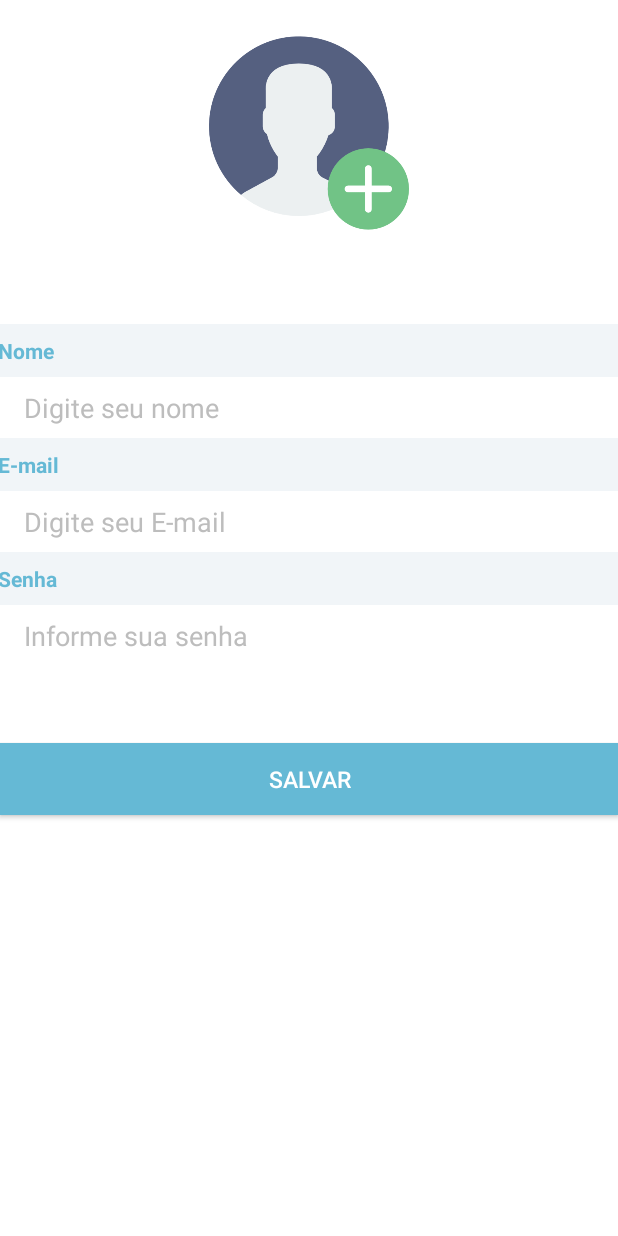
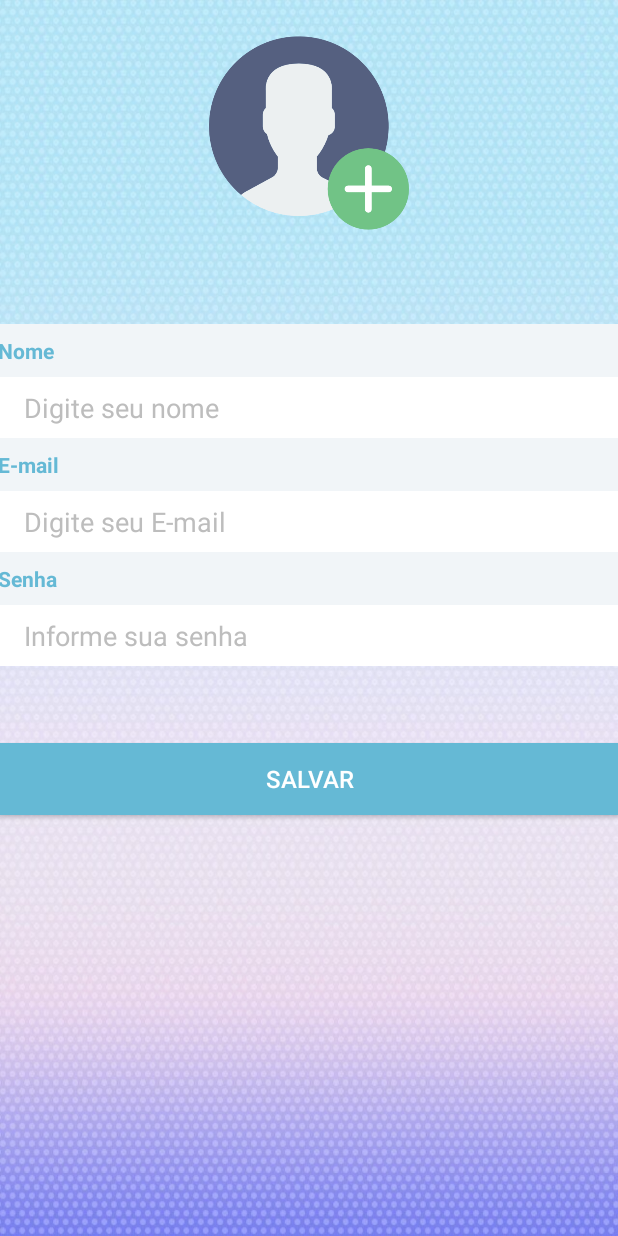
Before and after one commit to gionbritto/Halle, an Android app: the screen it shows after launch (TelaCadastroActivity), after a tap on "CADASTRAR", on a phone screen of 412 x 824 dp. Run offline under Robolectric (Android 15) with nearby library versions, the phone set to English and light mode, and no system bars.

Commit message:
Modificações 01:13 05/04/2018

```diff
--- a/app/src/main/java/com/prointer/halle/MainActivity.java
+++ b/app/src/main/java/com/prointer/halle/MainActivity.java
@@ -23,6 +23,8 @@ public class MainActivity extends Activity {
     protected void onCreate(Bundle savedInstanceState) {
         super.onCreate(savedInstanceState);
         setContentView(R.layout.activity_main);
+
+        db = new DBHelper(this);
 
         logincampoemail = (EditText) findViewById(R.id.campo_login_email);
         logincamposenha = (EditText) findViewById(R.id.campo_login_senha);
@@ -55,6 +57,8 @@ public class MainActivity extends Activity {
                     if (res.equals("OK")) { // Caso os dados estajam corretos irá acessar
 
                         Toast.makeText(MainActivity.this, "Acessando...", Toast.LENGTH_SHORT).show();
+                        startActivity(new Intent(MainActivity.this, TelaPesquisaActivity.class));
+
                     } else {
 
                         Toast.makeText(MainActivity.this, "Login errado, tente novamente!", Toast.LENGTH_SHORT).show();
--- a/app/src/main/java/com/prointer/halle/TelaCadastroActivity.java
+++ b/app/src/main/java/com/prointer/halle/TelaCadastroActivity.java
@@ -2,6 +2,7 @@ package com.prointer.halle;
 
 import android.app.Activity;
 import android.app.Activity;
+import android.content.Intent;
 import android.support.v7.app.AppCompatActivity;
 import android.os.Bundle;
 import android.database.Cursor;
@@ -62,6 +63,8 @@ public class TelaCadastroActivity extends Activity {
                     if (res > 0) {
 
                         Toast.makeText(TelaCadastroActivity.this, "Usuário cadastrado!", Toast.LENGTH_SHORT).show();
+                        startActivity(new Intent(TelaCadastroActivity.this, MainActivity.class));
+
                     } else {
 
                         Toast.makeText(TelaCadastroActivity.this, "Cadastro inválido, tente novamente!", Toast.LENGTH_SHORT).show();
--- a/app/src/main/res/layout/activity_main.xml
+++ b/app/src/main/res/layout/activity_main.xml
@@ -76,7 +76,7 @@
         android:layout_marginBottom="23dp"
         android:background="@color/colorPrimaryDark"
         android:text="@string/Botao_Entrar"
-        android:textSize="15sp" />
+        android:textSize="16sp" />
 
     <Button
         android:id="@+id/button_cadastrar"
--- a/app/src/main/res/layout/tela_cadastro.xml
+++ b/app/src/main/res/layout/tela_cadastro.xml
@@ -4,7 +4,7 @@
     xmlns:tools="http://schemas.android.com/tools"
     android:layout_width="match_parent"
     android:layout_height="match_parent"
-    android:background="@color/white"
+    android:background="@drawable/fundo2"
     tools:context="com.prointer.halle.TelaCadastroActivity">
 
 
@@ -130,7 +130,7 @@
             android:background="@color/colorPrimaryDark"
             android:text="@string/Botao_Salvar"
             android:textColor="@color/white"
-            android:textSize="15sp" />
+            android:textSize="16sp" />
 
 
     </LinearLayout>
```
Also changed, not shown: app/src/main/java/com/prointer/halle/DBHelper.java (+18 -2 lines), app/src/main/res/drawable/fundo2.jpg (added).
